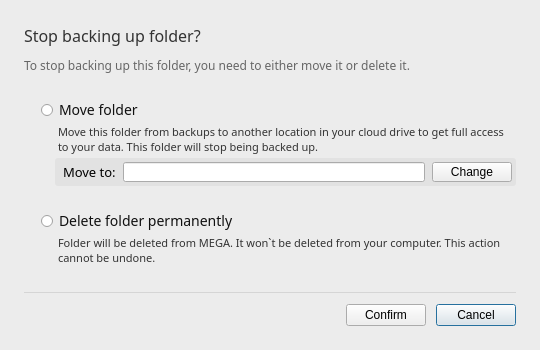
This is src/MEGASync/gui/linux/RemoveBackupDialog.ui in meganz/MEGAsync as Qt 5 draws it before an edit. The edited form follows.
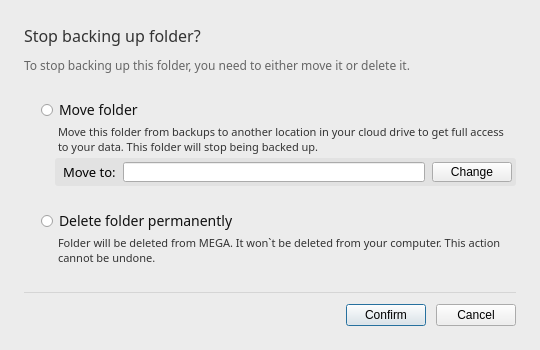
This is the edited form.

The edit to the form file:
```diff
--- a/src/MEGASync/gui/linux/RemoveBackupDialog.ui
+++ b/src/MEGASync/gui/linux/RemoveBackupDialog.ui
@@ -340,6 +340,9 @@
        <property name="text">
         <string>Confirm</string>
        </property>
+       <property name="default">
+        <bool>true</bool>
+       </property>
       </widget>
      </item>
      <item>
@@ -348,7 +351,7 @@
         <string>Cancel</string>
        </property>
        <property name="default">
-        <bool>true</bool>
+        <bool>false</bool>
        </property>
       </widget>
      </item>
```
Left out of the diff: 6 changed lines with no effect on the pictures.
